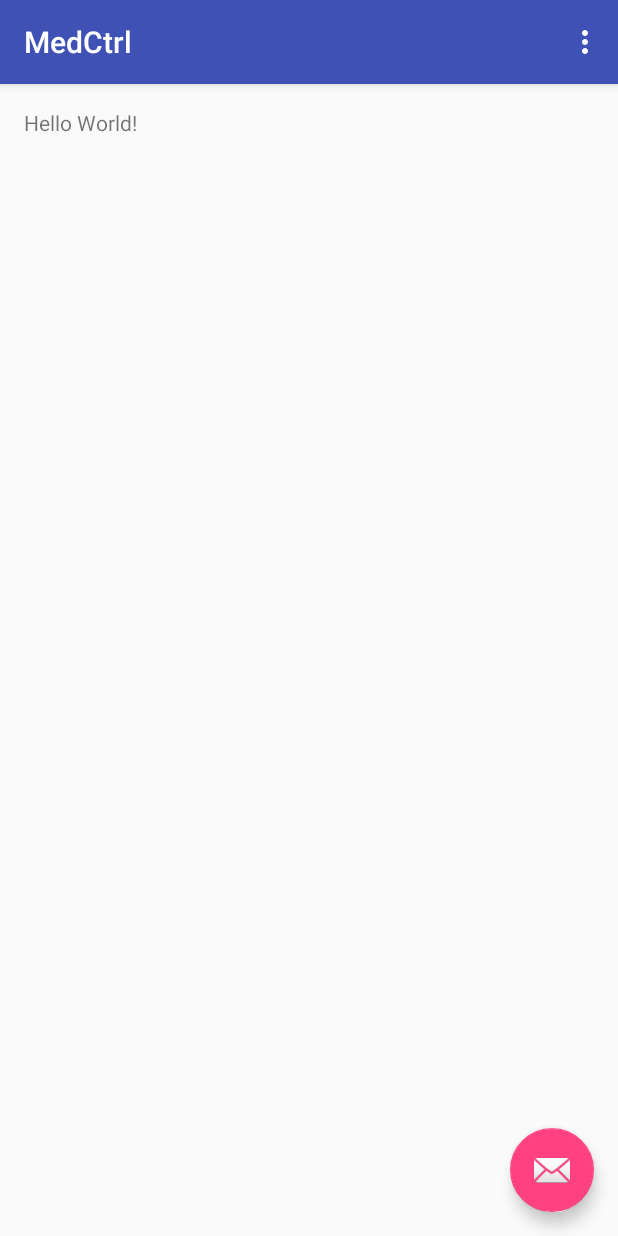
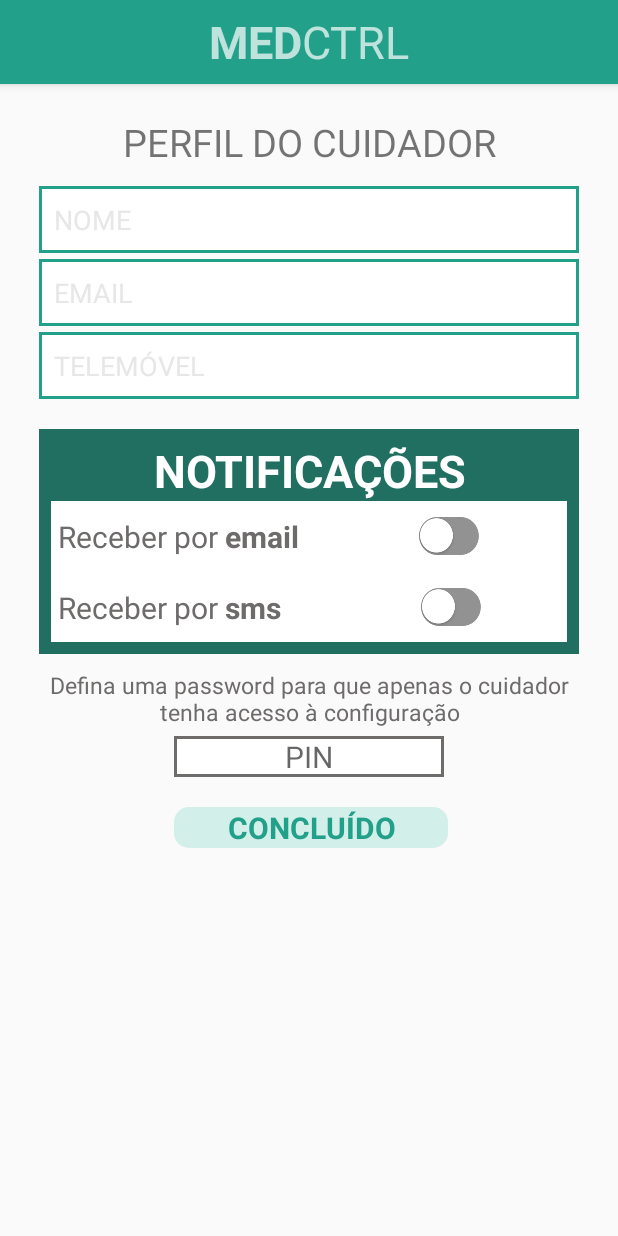
Before and after one commit to RuiVilares/MedCtrl, an Android app: the screen it shows after launch (AlarmListActivity before the commit, ConfigurationActivity after it), on a phone screen of 412 x 824 dp. Run offline under Robolectric (Android 15) with nearby library versions, the phone set to English and light mode, and no system bars.

Commit message:
configuration activity

```diff
--- /dev/null
+++ b/app/src/main/java/com/medctrl/mdteam/medctrl/activities/ManagementActivity.java
@@ -0,0 +1,31 @@
+package com.medctrl.mdteam.medctrl.activities;
+
+import android.os.Bundle;
+import android.support.design.widget.FloatingActionButton;
+import android.support.design.widget.Snackbar;
+import android.support.v7.app.AppCompatActivity;
+import android.support.v7.widget.Toolbar;
+import android.view.View;
+
+import com.medctrl.mdteam.medctrl.R;
+
+public class ManagementActivity extends AppCompatActivity {
+
+    @Override
+    protected void onCreate(Bundle savedInstanceState) {
+        super.onCreate(savedInstanceState);
+        setContentView(R.layout.activity_management);
+        Toolbar toolbar = (Toolbar) findViewById(R.id.toolbar);
+        setSupportActionBar(toolbar);
+
+        FloatingActionButton fab = (FloatingActionButton) findViewById(R.id.fab);
+        fab.setOnClickListener(new View.OnClickListener() {
+            @Override
+            public void onClick(View view) {
+                Snackbar.make(view, "Replace with your own action", Snackbar.LENGTH_LONG)
+                        .setAction("Action", null).show();
+            }
+        });
+    }
+
+}
--- /dev/null
+++ b/app/src/main/res/drawable/background_primary_dark.xml
@@ -0,0 +1,14 @@
+<?xml version="1.0" encoding="utf-8"?>
+<shape xmlns:android="http://schemas.android.com/apk/res/android"
+    android:padding="10dp"
+    android:shape="rectangle">
+    <solid android:color="@color/colorPrimaryDark" />
+    <corners
+        android:bottomLeftRadius="0dp"
+        android:bottomRightRadius="0dp"
+        android:topLeftRadius="0dp"
+        android:topRightRadius="0dp" />
+    <stroke
+        android:width="8dip"
+        android:color="@color/colorPrimaryDark" />
+</shape>
--- /dev/null
+++ b/app/src/main/res/drawable/button_background.xml
@@ -0,0 +1,10 @@
+<?xml version="1.0" encoding="utf-8"?>
+<shape xmlns:android="http://schemas.android.com/apk/res/android"
+    android:shape="rectangle">
+    <solid android:color="@color/colorButtons" />
+    <corners
+        android:bottomLeftRadius="10dp"
+        android:bottomRightRadius="10dp"
+        android:topLeftRadius="10dp"
+        android:topRightRadius="10dp" />
+</shape>
--- /dev/null
+++ b/app/src/main/res/drawable/notifications_config.xml
@@ -0,0 +1,13 @@
+<?xml version="1.0" encoding="utf-8"?>
+<shape xmlns:android="http://schemas.android.com/apk/res/android"
+    android:shape="rectangle">
+    <solid android:color="#FFF" />
+    <corners
+        android:bottomLeftRadius="0dp"
+        android:bottomRightRadius="0dp"
+        android:topLeftRadius="0dp"
+        android:topRightRadius="0dp" />
+    <stroke
+        android:width="8dip"
+        android:color="@color/colorPrimaryDark" />
+</shape>
--- /dev/null
+++ b/app/src/main/res/drawable/pin_box.xml
@@ -0,0 +1,14 @@
+<?xml version="1.0" encoding="utf-8"?>
+<shape xmlns:android="http://schemas.android.com/apk/res/android"
+    android:padding="10dp"
+    android:shape="rectangle">
+    <solid android:color="#FFF" />
+    <corners
+        android:bottomLeftRadius="0dp"
+        android:bottomRightRadius="0dp"
+        android:topLeftRadius="0dp"
+        android:topRightRadius="0dp" />
+    <stroke
+        android:width="2dip"
+        android:color="@color/colorTextDark" />
+</shape>
--- /dev/null
+++ b/app/src/main/res/drawable/rect_text_edit.xml
@@ -0,0 +1,14 @@
+<?xml version="1.0" encoding="utf-8"?>
+<shape xmlns:android="http://schemas.android.com/apk/res/android"
+    android:padding="10dp"
+    android:shape="rectangle">
+    <solid android:color="#FFF" />
+    <corners
+        android:bottomLeftRadius="0dp"
+        android:bottomRightRadius="0dp"
+        android:topLeftRadius="0dp"
+        android:topRightRadius="0dp" />
+    <stroke
+        android:width="2dip"
+        android:color="@color/colorPrimary" />
+</shape>
--- /dev/null
+++ b/app/src/main/res/drawable/toggle_selector.xml
@@ -0,0 +1,10 @@
+<?xml version="1.0" encoding="utf-8"?>
+<selector xmlns:android="http://schemas.android.com/apk/res/android">
+    <item
+        android:drawable="@drawable/toggle_on"
+        android:state_checked="true"/>
+
+    <item
+        android:drawable="@drawable/toggle_off"
+        android:state_checked="false"/>
+</selector>
--- /dev/null
+++ b/app/src/main/res/layout/activity_configuration.xml
@@ -0,0 +1,47 @@
+<?xml version="1.0" encoding="utf-8"?>
+<android.support.design.widget.CoordinatorLayout xmlns:android="http://schemas.android.com/apk/res/android"
+    xmlns:app="http://schemas.android.com/apk/res-auto"
+    xmlns:tools="http://schemas.android.com/tools"
+    android:layout_width="match_parent"
+    android:layout_height="match_parent"
+    android:fitsSystemWindows="true"
+    tools:context="com.medctrl.mdteam.medctrl.activities.ConfigurationActivity">
+
+    <android.support.design.widget.AppBarLayout
+        android:layout_width="match_parent"
+        android:layout_height="wrap_content"
+        android:theme="@style/AppTheme.AppBarOverlay">
+
+        <android.support.v7.widget.Toolbar
+            android:id="@+id/toolbar"
+            android:layout_width="match_parent"
+            android:layout_height="?attr/actionBarSize"
+            android:background="?attr/colorPrimary"
+            app:popupTheme="@style/AppTheme.PopupOverlay">
+
+            <TextView
+                android:textSize="30dip"
+                android:layout_width="wrap_content"
+                android:layout_height="wrap_content"
+                android:text="MED"
+                android:layout_gravity="center"
+                android:color="#FFF"
+                android:textStyle="bold"
+                android:id="@+id/toolbar_title_1"/>
+            <TextView
+                android:textSize="30dip"
+                android:layout_width="wrap_content"
+                android:layout_height="wrap_content"
+                android:text="CTRL"
+                android:layout_gravity="center"
+                android:color="#FFF"
+                android:id="@+id/toolbar_title_2"/>
+
+        </android.support.v7.widget.Toolbar>
+
+
+    </android.support.design.widget.AppBarLayout>
+
+    <include layout="@layout/content_configuration" />
+
+</android.support.design.widget.CoordinatorLayout>
--- /dev/null
+++ b/app/src/main/res/layout/activity_management.xml
@@ -0,0 +1,34 @@
+<?xml version="1.0" encoding="utf-8"?>
+<android.support.design.widget.CoordinatorLayout xmlns:android="http://schemas.android.com/apk/res/android"
+    xmlns:app="http://schemas.android.com/apk/res-auto"
+    xmlns:tools="http://schemas.android.com/tools"
+    android:layout_width="match_parent"
+    android:layout_height="match_parent"
+    android:fitsSystemWindows="true"
+    tools:context="com.medctrl.mdteam.medctrl.activities.ManagementActivity">
+
+    <android.support.design.widget.AppBarLayout
+        android:layout_width="match_parent"
+        android:layout_height="wrap_content"
+        android:theme="@style/AppTheme.AppBarOverlay">
+
+        <android.support.v7.widget.Toolbar
+            android:id="@+id/toolbar"
+            android:layout_width="match_parent"
+            android:layout_height="?attr/actionBarSize"
+            android:background="?attr/colorPrimary"
+            app:popupTheme="@style/AppTheme.PopupOverlay" />
+
+    </android.support.design.widget.AppBarLayout>
+
+    <include layout="@layout/content_management" />
+
+    <android.support.design.widget.FloatingActionButton
+        android:id="@+id/fab"
+        android:layout_width="wrap_content"
+        android:layout_height="wrap_content"
+        android:layout_gravity="bottom|end"
+        android:layout_margin="@dimen/fab_margin"
+        android:src="@android:drawable/ic_dialog_email" />
+
+</android.support.design.widget.CoordinatorLayout>
--- /dev/null
+++ b/app/src/main/res/layout/content_configuration.xml
@@ -0,0 +1,201 @@
+<?xml version="1.0" encoding="utf-8"?>
+<LinearLayout xmlns:android="http://schemas.android.com/apk/res/android"
+    xmlns:app="http://schemas.android.com/apk/res-auto"
+    xmlns:tools="http://schemas.android.com/tools"
+    android:layout_width="match_parent"
+    android:layout_height="match_parent"
+    android:paddingBottom="@dimen/activity_vertical_margin"
+    android:paddingLeft="@dimen/activity_horizontal_margin"
+    android:paddingRight="@dimen/activity_horizontal_margin"
+    android:paddingTop="@dimen/activity_vertical_margin"
+    android:orientation="vertical"
+    app:layout_behavior="@string/appbar_scrolling_view_behavior"
+    tools:context="com.medctrl.mdteam.medctrl.activities.ConfigurationActivity"
+    tools:showIn="@layout/activity_configuration"
+    android:layout_marginBottom="-10dip">
+
+    <TextView
+        android:layout_width="match_parent"
+        android:layout_height="wrap_content"
+        android:textAlignment="center"
+        android:text="PERFIL DO CUIDADOR"
+        android:textSize="25dip"
+        android:layout_marginTop="5dip"
+        android:layout_marginBottom="10dip"/>
+
+    <EditText
+        android:layout_width="match_parent"
+        android:layout_height="wrap_content"
+        android:hint="NOME"
+        android:padding="10dip"
+        android:textColorHint="@color/colorInnerBoxes"
+        android:layout_marginLeft="10dip"
+        android:layout_marginRight="10dip"
+        android:background="@drawable/rect_text_edit"
+        android:id="@+id/caretakerName"
+        android:layout_marginBottom="2dip"
+        android:layout_marginTop="2dip"
+        />
+
+    <EditText
+        android:layout_width="match_parent"
+        android:layout_height="wrap_content"
+        android:hint="EMAIL"
+        android:padding="10dip"
+        android:textColorHint="@color/colorInnerBoxes"
+        android:layout_marginLeft="10dip"
+        android:layout_marginRight="10dip"
+        android:background="@drawable/rect_text_edit"
+        android:id="@+id/caretakerEmail"
+        android:layout_marginBottom="2dip"
+        android:layout_marginTop="2dip"
+        />
+
+    <EditText
+        android:layout_width="match_parent"
+        android:layout_height="wrap_content"
+        android:hint="TELEMÓVEL"
+        android:padding="10dip"
+        android:textColorHint="@color/colorInnerBoxes"
+        android:layout_marginLeft="10dip"
+        android:layout_marginRight="10dip"
+        android:background="@drawable/rect_text_edit"
+        android:id="@+id/caretakerCellphone"
+        android:layout_marginBottom="20dip"
+        android:layout_marginTop="2dip"
+        />
+
+    <LinearLayout
+        android:layout_width="match_parent"
+        android:layout_height="wrap_content"
+        android:orientation="vertical"
+        android:background="@drawable/notifications_config"
+        android:padding="7dip"
+        android:layout_marginLeft="10dip"
+        android:layout_marginRight="10dip">
+        <TextView
+            android:layout_width="match_parent"
+            android:layout_height="wrap_content"
+            android:text="NOTIFICAÇÕES"
+            android:textAlignment="center"
+            android:textSize="30dip"
+            android:textColor="#FFF"
+            android:textStyle="bold"
+            android:background="@drawable/background_primary_dark"/>
+        <LinearLayout
+            android:layout_width="match_parent"
+            android:layout_height="wrap_content"
+            android:orientation="horizontal">
+            <TextView
+                android:layout_width="wrap_content"
+                android:layout_height="wrap_content"
+                android:text="Receber por "
+                android:textColor="@color/colorTextDark"
+                android:textSize="20dip"
+                android:layout_marginTop="10dip"
+                android:layout_marginBottom="10dip"
+                android:layout_marginLeft="5dip"/>
+            <TextView
+                android:layout_width="wrap_content"
+                android:layout_height="wrap_content"
+                android:text="email"
+                android:textColor="@color/colorTextDark"
+                android:textSize="20dip"
+                android:textStyle="bold"
+                android:layout_marginTop="10dip"
+                android:layout_marginBottom="10dip"/>
+            <ToggleButton
+                android:id="@+id/toggleButtonEmail"
+                android:layout_width="40dip"
+                android:layout_height="25dip"
+                android:layout_centerHorizontal="true"
+                android:layout_centerVertical="true"
+                android:background="@drawable/toggle_selector"
+                android:checked="false"
+                android:layout_marginTop="7dip"
+                android:text=""
+                android:textOff=""
+                android:textOn=""
+                android:layout_marginLeft="80dip"
+                />
+
+        </LinearLayout>
+        <LinearLayout
+            android:layout_width="match_parent"
+            android:layout_height="wrap_content"
+            android:orientation="horizontal">
+            <TextView
+                android:layout_width="wrap_content"
+                android:layout_height="wrap_content"
+                android:text="Receber por "
+                android:textColor="@color/colorTextDark"
+                android:textSize="20dip"
+                android:layout_marginTop="10dip"
+                android:layout_marginBottom="10dip"
+                android:layout_marginLeft="5dip"/>
+            <TextView
+                android:layout_width="wrap_content"
+                android:layout_height="wrap_content"
+                android:text="sms"
+                android:textStyle="bold"
+                android:textColor="@color/colorTextDark"
+                android:textSize="20dip"
+                android:layout_marginTop="10dip"
+                android:layout_marginBottom="10dip"/>
+            <ToggleButton
+                android:id="@+id/toggleButtonSMS"
+                android:layout_width="40dip"
+                android:layout_height="25dip"
+                android:layout_marginTop="7dip"
+                android:layout_centerHorizontal="true"
+                android:layout_centerVertical="true"
+                android:background="@drawable/toggle_selector"
+                android:checked="false"
+                android:text=""
+                android:textOff=""
+                android:textOn=""
+                android:layout_marginLeft="93dip"/>
+        </LinearLayout>
+
+    </LinearLayout>
+
+    <TextView
+        android:layout_marginTop="10dip"
+        android:layout_marginBottom="5dip"
+        android:layout_width="match_parent"
+        android:layout_height="wrap_content"
+        android:textAlignment="center"
+        android:textColor="@color/colorTextDark"
+        android:layout_marginLeft="10dip"
+        android:layout_marginRight="10dip"
+        android:textSize="15dip"
+        android:text="Defina uma password para que apenas o cuidador tenha acesso à configuração"/>
+
+    <EditText
+        android:id="@+id/pin"
+        android:layout_width="match_parent"
+        android:layout_height="wrap_content"
+        android:layout_marginLeft="100dip"
+        android:layout_marginRight="100dip"
+        android:hint="PIN"
+        android:background="@drawable/pin_box"
+        android:textSize="20dip"
+        android:textColor="#FFF"
+        android:textAlignment="center"/>
+
+    <TextView
+        android:id="@+id/readyButton"
+        android:layout_width="match_parent"
+        android:layout_height="wrap_content"
+        android:layout_marginTop="20dip"
+        android:text="CONCLUÍDO"
+        android:textStyle="bold"
+        android:textAlignment="center"
+        android:textSize="20dip"
+        android:textColor="@color/colorPrimary"
+        android:layout_marginLeft="100dip"
+        android:layout_marginRight="97dip"
+        android:background="@drawable/button_background"/>
+
+
+</LinearLayout>
--- /dev/null
+++ b/app/src/main/res/layout/content_management.xml
@@ -0,0 +1,15 @@
+<?xml version="1.0" encoding="utf-8"?>
+<RelativeLayout xmlns:android="http://schemas.android.com/apk/res/android"
+    xmlns:app="http://schemas.android.com/apk/res-auto"
+    xmlns:tools="http://schemas.android.com/tools"
+    android:layout_width="match_parent"
+    android:layout_height="match_parent"
+    android:paddingBottom="@dimen/activity_vertical_margin"
+    android:paddingLeft="@dimen/activity_horizontal_margin"
+    android:paddingRight="@dimen/activity_horizontal_margin"
+    android:paddingTop="@dimen/activity_vertical_margin"
+    app:layout_behavior="@string/appbar_scrolling_view_behavior"
+    tools:context="com.medctrl.mdteam.medctrl.activities.ManagementActivity"
+    tools:showIn="@layout/activity_management">
+
+</RelativeLayout>
--- a/app/src/main/res/values/colors.xml
+++ b/app/src/main/res/values/colors.xml
@@ -1,6 +1,9 @@
 <?xml version="1.0" encoding="utf-8"?>
 <resources>
-    <color name="colorPrimary">#3F51B5</color>
-    <color name="colorPrimaryDark">#303F9F</color>
-    <color name="colorAccent">#FF4081</color>
+    <color name="colorPrimary">#23a08a</color>
+    <color name="colorPrimaryDark">#216f61</color>
+    <color name="colorAccent">#23a08a</color>
+    <color name="colorTextDark">#6e6b6b</color>
+    <color name="colorButtons">#d3efea</color>
+    <color name="colorInnerBoxes">#e7e7e7</color>
 </resources>
--- a/app/src/main/res/values/strings.xml
+++ b/app/src/main/res/values/strings.xml
@@ -1,4 +1,6 @@
 <resources>
     <string name="app_name">MedCtrl</string>
     <string name="action_settings">Settings</string>
+    <string name="title_activity_management">ManagementActivity</string>
+    <string name="title_activity_configuration">ConfigurationActivity</string>
 </resources>
```
Also changed, not shown: app/src/main/AndroidManifest.xml (+9 -0 lines), app/src/main/res/drawable/toggle_off.png (added), app/src/main/res/drawable/toggle_on.png (added).
